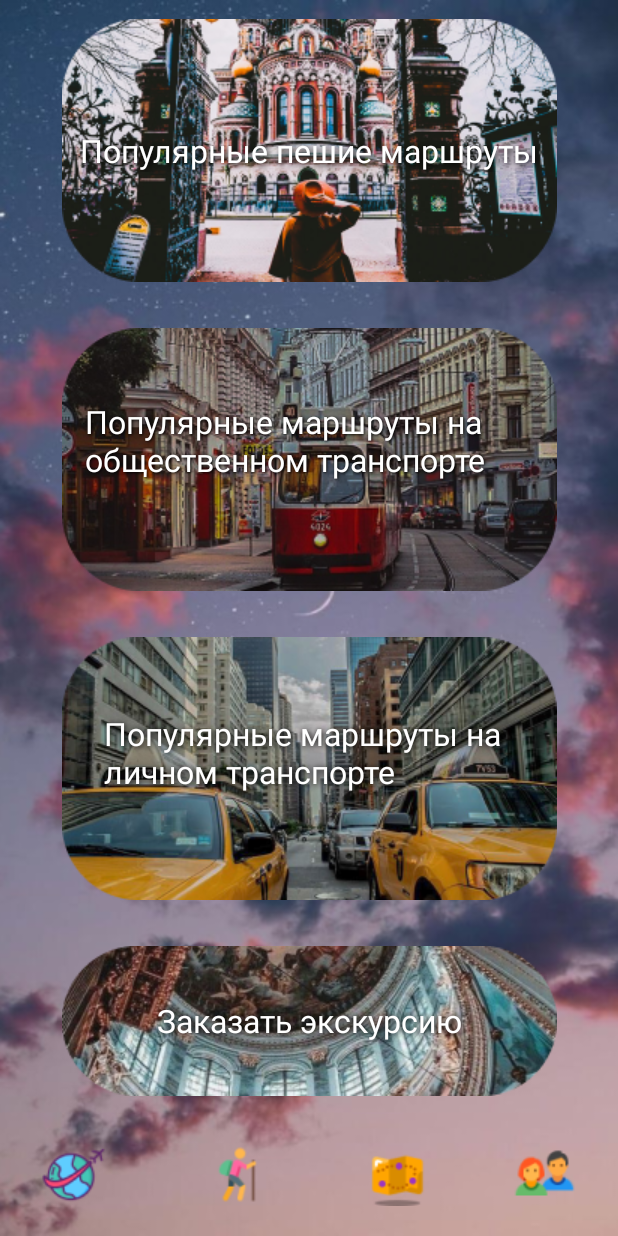
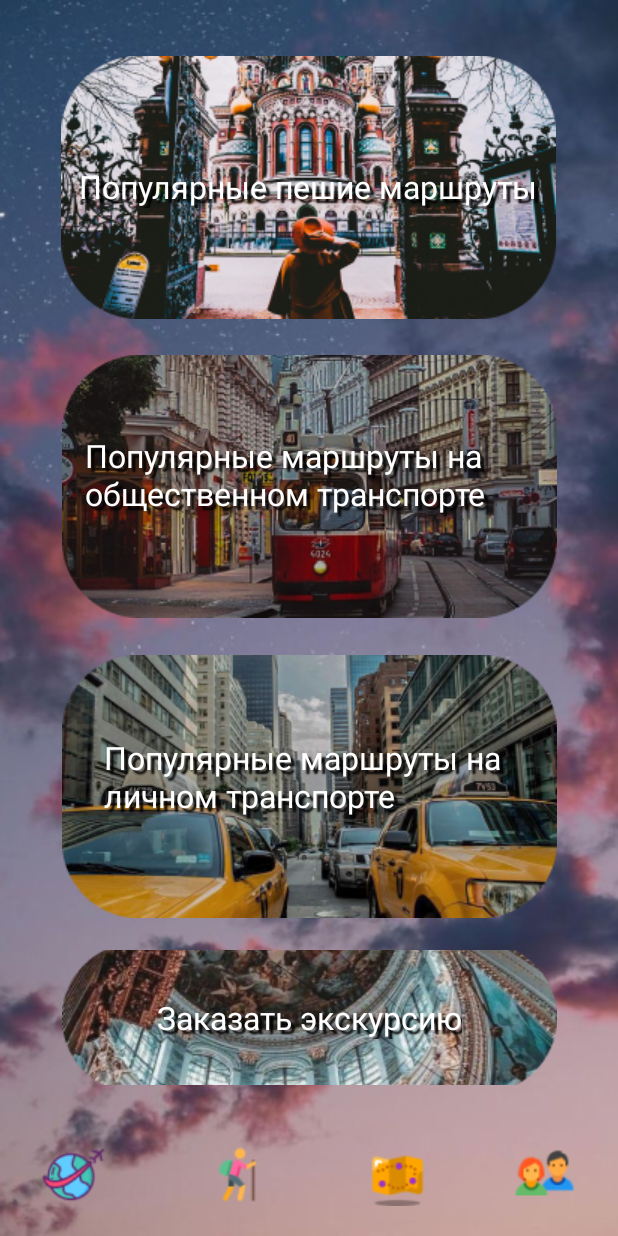
Before and after one commit to KirillAleshenkov/Project_android, an Android app: the RouteDay screen opened directly, with no data from a screen before it, on a phone screen of 412 x 824 dp. Run offline under Robolectric (Android 15) with nearby library versions, the phone set to English and light mode, and no system bars.

Commit message:
Рабочая версия. Нет карты.

```diff
--- a/app/build.gradle
+++ b/app/build.gradle
@@ -1,5 +1,6 @@
 plugins {
     id 'com.android.application'
+    id 'com.google.android.libraries.mapsplatform.secrets-gradle-plugin'
 }
 
 android {
@@ -26,6 +27,9 @@ android {
         sourceCompatibility JavaVersion.VERSION_1_8
         targetCompatibility JavaVersion.VERSION_1_8
     }
+    buildFeatures {
+        viewBinding true
+    }
 }
 
 dependencies {
@@ -33,6 +37,7 @@ dependencies {
     implementation 'androidx.appcompat:appcompat:1.6.1'
     implementation 'com.google.android.material:material:1.8.0'
     implementation 'androidx.constraintlayout:constraintlayout:2.1.4'
+    implementation 'com.google.android.gms:play-services-maps:18.0.2'
     testImplementation 'junit:junit:4.13.2'
     androidTestImplementation 'androidx.test.ext:junit:1.1.5'
     androidTestImplementation 'androidx.test.espresso:espresso-core:3.5.1'
--- a/app/src/main/java/com/example/travel/MainActivity.java
+++ b/app/src/main/java/com/example/travel/MainActivity.java
@@ -22,8 +22,4 @@ public class MainActivity extends AppCompatActivity {
         Intent intent = new Intent(this, RouteDay.class);
         startActivity(intent);
     }
-    public void onClick3(View view){
-        Intent intent = new Intent(this,Walk.class);
-        startActivity(intent);
-    }
 }
--- a/app/src/main/res/layout/activity_route_day.xml
+++ b/app/src/main/res/layout/activity_route_day.xml
@@ -59,7 +59,7 @@
     <ImageButton
         android:id="@+id/imageButton13"
         android:layout_width="wrap_content"
-        android:layout_height="wrap_content"
+        android:layout_height="90dp"
         android:layout_marginTop="5dp"
         android:layout_marginBottom="19dp"
         android:backgroundTint="#00FFFFFF"
@@ -72,7 +72,7 @@
     <ImageButton
         android:id="@+id/imageButton14"
         android:layout_width="wrap_content"
-        android:layout_height="wrap_content"
+        android:layout_height="180dp"
         android:layout_marginTop="5dp"
         android:layout_marginBottom="5dp"
         android:backgroundTint="#00FFFFFF"
@@ -85,7 +85,7 @@
     <ImageButton
         android:id="@+id/imageButton15"
         android:layout_width="wrap_content"
-        android:layout_height="wrap_content"
+        android:layout_height="180dp"
         android:layout_marginTop="5dp"
         android:layout_marginBottom="5dp"
         android:backgroundTint="#00FFFFFF"
@@ -98,12 +98,13 @@
     <ImageButton
         android:id="@+id/imageButton16"
         android:layout_width="wrap_content"
-        android:layout_height="wrap_content"
-        android:layout_marginTop="10dp"
+        android:layout_height="180dp"
+        android:layout_marginTop="25dp"
         android:layout_marginBottom="5dp"
         android:backgroundTint="#00FFFFFF"
         app:layout_constraintBottom_toTopOf="@+id/imageButton15"
         app:layout_constraintEnd_toEndOf="parent"
+        app:layout_constraintHorizontal_bias="0.491"
         app:layout_constraintStart_toStartOf="parent"
         app:layout_constraintTop_toTopOf="parent"
         app:srcCompat="@drawable/button4" />
@@ -116,9 +117,9 @@
         android:textColor="@color/white"
         android:textSize="21sp"
         android:shadowColor="@color/black"
-        android:shadowDx="2"
-        android:shadowDy="2"
-        android:shadowRadius="5"
+        android:shadowDx="4"
+        android:shadowDy="4"
+        android:shadowRadius="1"
         app:layout_constraintBottom_toBottomOf="@+id/imageButton16"
         app:layout_constraintEnd_toEndOf="@+id/imageButton16"
         app:layout_constraintStart_toStartOf="@+id/imageButton16"
@@ -132,9 +133,9 @@
         android:textColor="@color/white"
         android:textSize="21sp"
         android:shadowColor="@color/black"
-        android:shadowDx="1"
-        android:shadowDy="1"
-        android:shadowRadius="2"
+        android:shadowDx="4"
+        android:shadowDy="4"
+        android:shadowRadius="1"
         app:layout_constraintBottom_toTopOf="@+id/imageButton14"
         app:layout_constraintEnd_toEndOf="@+id/imageButton15"
         app:layout_constraintStart_toStartOf="@+id/imageButton15"
@@ -145,9 +146,9 @@
         android:layout_width="270dp"
         android:layout_height="79dp"
         android:shadowColor="@color/black"
-        android:shadowDx="1"
-        android:shadowDy="1"
-        android:shadowRadius="5"
+        android:shadowDx="4"
+        android:shadowDy="4"
+        android:shadowRadius="1"
         android:text="Популярные маршруты на личном транспорте"
         android:textColor="@color/white"
         android:textSize="21sp"
@@ -166,9 +167,9 @@
         android:textColor="@color/white"
         android:textSize="21sp"
         android:shadowColor="@color/black"
-        android:shadowDx="1"
-        android:shadowDy="1"
-        android:shadowRadius="5"
+        android:shadowDx="4"
+        android:shadowDy="4"
+        android:shadowRadius="1"
         app:layout_constraintBottom_toBottomOf="@+id/imageButton13"
         app:layout_constraintEnd_toEndOf="@+id/imageButton13"
         app:layout_constraintStart_toStartOf="@+id/imageButton13"
--- a/app/src/main/res/values/strings.xml
+++ b/app/src/main/res/values/strings.xml
@@ -1,3 +1,4 @@
 <resources>
     <string name="app_name">Travel</string>
+    <string name="title_activity_walk">Walk</string>
 </resources>
--- a/build.gradle
+++ b/build.gradle
@@ -2,4 +2,5 @@
 plugins {
     id 'com.android.application' version '7.3.1' apply false
     id 'com.android.library' version '7.3.1' apply false
+    id 'com.google.android.libraries.mapsplatform.secrets-gradle-plugin' version '2.0.1' apply false
 }
```
Also changed, not shown: app/src/main/AndroidManifest.xml (+20 -11 lines), app/src/main/java/com/example/travel/Walk.java (deleted, +0 -14 lines), app/src/main/res/layout/activity_main.xml (+9 -10 lines), app/src/main/res/layout/activity_walk.xml (deleted, +0 -18 lines).
